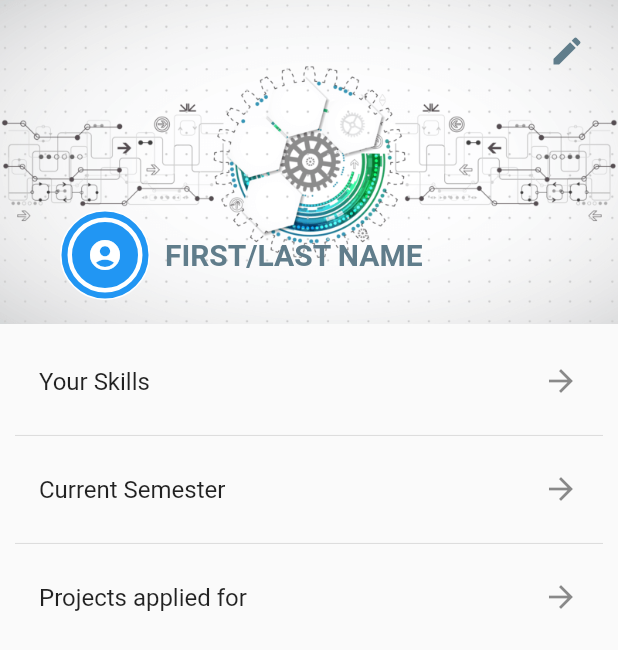
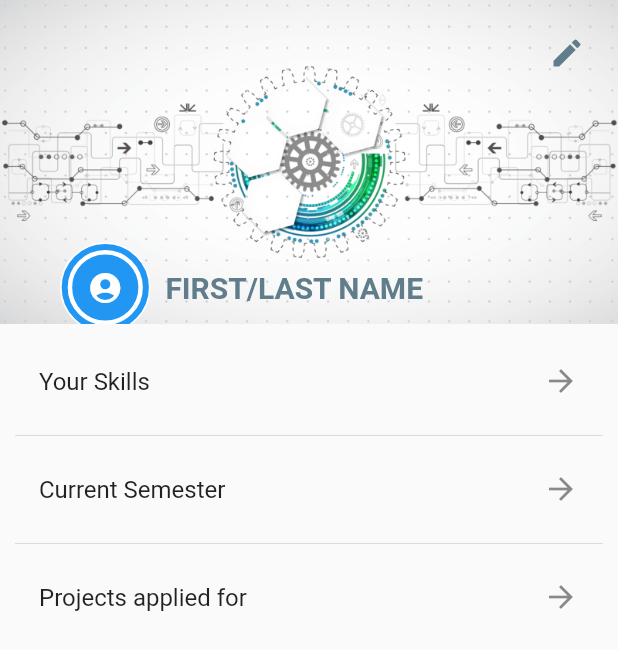
Before and after one commit to pratikjain04/GIT-Hackathon, a Flutter app: the Profile widget shown alone on an empty page, opened directly, on a phone screen of 412 x 824 dp. Shown: the top 650 px of the screen. Run offline on Flutter 3.47's test engine with Material 2 defaults, Android fonts, the phone set to English and light mode, and no system bars.

Commit message:
Make parts of the app responsive
Signed-off-by: ateek-ujjawal <ateekujjawal@gmail.com>

```diff
--- a/idky/lib/Home/Profile.dart
+++ b/idky/lib/Home/Profile.dart
@@ -13,6 +13,8 @@ class _ProfileState extends State<Profile> {
 
   @override
   Widget build(BuildContext context) {
+    double uni_height = MediaQuery.of(context).size.height;
+    double uni_width = MediaQuery.of(context).size.width;
     return ListView(
         children: <Widget>[
           Stack(
@@ -26,8 +28,8 @@ class _ProfileState extends State<Profile> {
                     ]
                 ),
                 Positioned(
-                  right: 10.0,
-                  top: 10.0,
+                  right: uni_width / 41.1,
+                  top: uni_height / 73.1,
                   child: IconButton(
                     icon: Icon(Icons.edit),
                     onPressed: (){
@@ -43,8 +45,8 @@ class _ProfileState extends State<Profile> {
                   ),
                 ),
                 Positioned(
-                  left: 40.0,
-                  top: 140.0,
+                  left: uni_width / 10.27,
+                  top: uni_height / 5.22,
                   child: Row(
                     children: <Widget>[
                       Container(
@@ -53,16 +55,16 @@ class _ProfileState extends State<Profile> {
                             border: Border.all(color: Colors.white),
                           color: Colors.blue
                         ),
-                        height: 60.0,
-                        width: 60.0,
+                        height: uni_height / 12.18,
+                        width: uni_width / 6.85,
                         child: Center(
                           child: Container(
                             decoration: BoxDecoration(
                               shape: BoxShape.circle,
                               border: Border.all(color: Colors.white, width: 3.0),
                             ),
-                            height: 50.0,
-                            width: 50.0,
+                            height: uni_height / 14.62,
+                            width: uni_width / 8.22,
                             child: Center(
                                 child: Icon(Icons.account_circle, color: Colors.white)
                             ),
@@ -79,7 +81,7 @@ class _ProfileState extends State<Profile> {
                               fontWeight: FontWeight.bold
                           ),
                         ) : Container(
-                          width: 200.0,
+                          width: uni_width / 2.055,
                           child: TextField(
                             autofocus: true,
                             decoration: InputDecoration(
```
